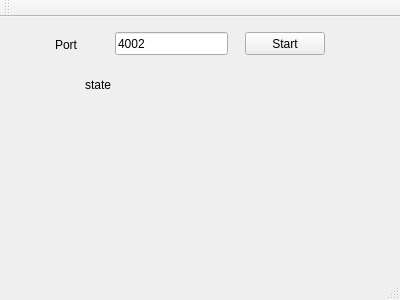
sunghojang/QT_TCPIP, file server_multi/serverm/mainwindow.ui: the form before one commit.
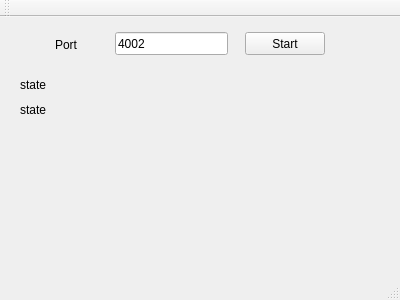
The form after the commit.

The edit to the form file:
```diff
--- a/server_multi/serverm/mainwindow.ui
+++ b/server_multi/serverm/mainwindow.ui
@@ -30,9 +30,9 @@
    <widget class="QLabel" name="showStatusMessage">
     <property name="geometry">
      <rect>
-      <x>85</x>
+      <x>20</x>
       <y>60</y>
-      <width>236</width>
+      <width>361</width>
       <height>16</height>
      </rect>
     </property>
@@ -66,6 +66,19 @@
      <string>Port</string>
     </property>
    </widget>
+   <widget class="QLabel" name="showStatusMessage_2">
+    <property name="geometry">
+     <rect>
+      <x>20</x>
+      <y>85</y>
+      <width>361</width>
+      <height>16</height>
+     </rect>
+    </property>
+    <property name="text">
+     <string>state</string>
+    </property>
+   </widget>
   </widget>
   <widget class="QMenuBar" name="menuBar">
    <property name="geometry">
```
